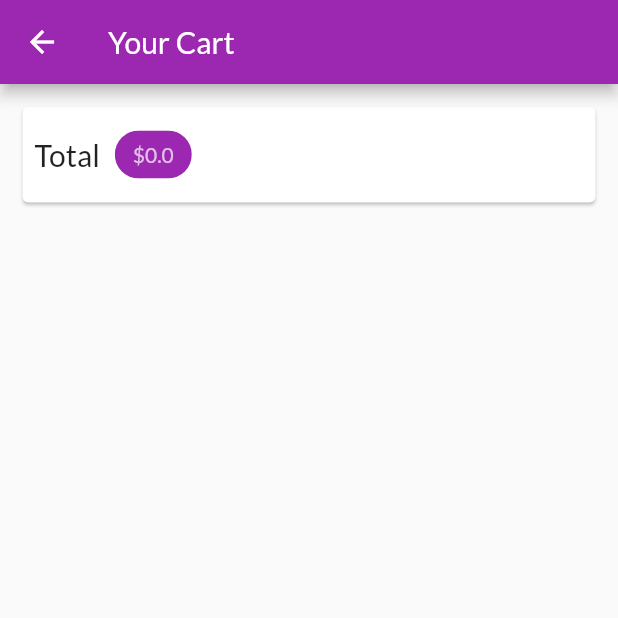
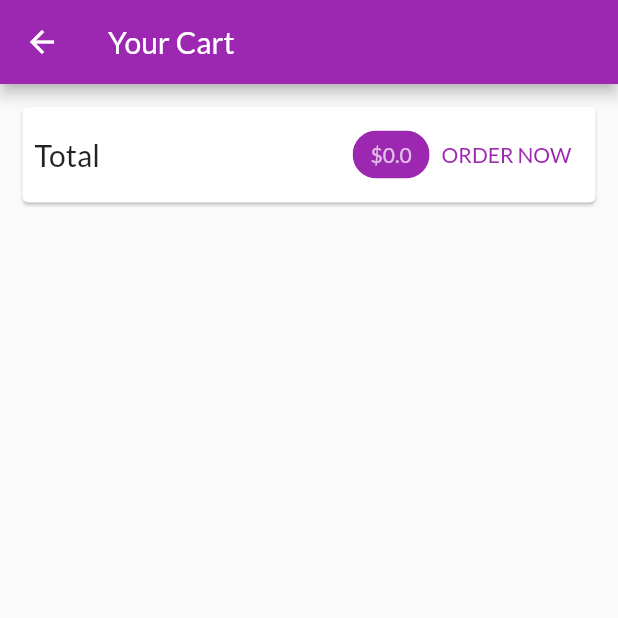
Before and after one commit to kheldar666/flutter-course, a Flutter app: the CartScreen screen opened by its route, on a phone screen of 412 x 824 dp, the top half of it. Run offline on Flutter 3.47's test engine with Material 2 defaults, Android fonts, the phone set to English and light mode, and no system bars; our stand-ins replace animated_text_kit, audioplayers, cloud_firestore, firebase_auth, firebase_core, flutter_dotenv and 4 more; accounts and stored records are empty; network calls fail.

Commit message:
Display Cart Items Remove Items from the Cart

```diff
--- a/shop_app/lib/screens/cart_screen.dart
+++ b/shop_app/lib/screens/cart_screen.dart
@@ -1,6 +1,7 @@
 import 'package:flutter/material.dart';
 import 'package:provider/provider.dart';
-import 'package:shop_app/providers/cart.dart';
+import 'package:shop_app/providers/cart.dart' show Cart;
+import 'package:shop_app/widgets/cart_item.dart';
 
 class CartScreen extends StatelessWidget {
   static const routeName = '/cart';
@@ -22,6 +23,7 @@ class CartScreen extends StatelessWidget {
               child: Padding(
                 padding: const EdgeInsets.all(8),
                 child: Row(
+                  mainAxisAlignment: MainAxisAlignment.spaceBetween,
                   children: [
                     const Text(
                       'Total',
@@ -29,9 +31,7 @@ class CartScreen extends StatelessWidget {
                         fontSize: 20,
                       ),
                     ),
-                    const SizedBox(
-                      width: 10,
-                    ),
+                    const Spacer(),
                     Chip(
                       label: Text(
                         '\$${cart.totalPrice}',
@@ -43,9 +43,24 @@ class CartScreen extends StatelessWidget {
                         ),
                       ),
                       backgroundColor: Theme.of(context).primaryColor,
+                    ),
+                    TextButton(
+                      onPressed: () {},
+                      child: Text(
+                        'ORDER NOW',
+                        style: TextStyle(color: Theme.of(context).primaryColor),
+                      ),
                     )
                   ],
                 ),
+              ),
+            ),
+            const SizedBox(height: 10),
+            Expanded(
+              child: ListView.builder(
+                itemBuilder: (ctx, index) =>
+                    CartItem(cart.items.values.toList()[index]),
+                itemCount: cart.items.length,
               ),
             ),
           ],
--- a/shop_app/lib/screens/products_overview_screen.dart
+++ b/shop_app/lib/screens/products_overview_screen.dart
@@ -41,7 +41,7 @@ class _ProductsOverviewScreenState extends State<ProductsOverviewScreen> {
             Consumer<Cart>(
               builder: (ctx, cart, childButton) => Badge(
                 child: childButton ?? Container(),
-                value: cart.count.toString(),
+                value: cart.countQuantity.toString(),
               ),
               child: IconButton(
                 onPressed: () =>
```
Also changed, not shown: shop_app/lib/providers/cart.dart (+6 -1 lines), shop_app/lib/widgets/cart_item.dart (added, +53 -0 lines).
